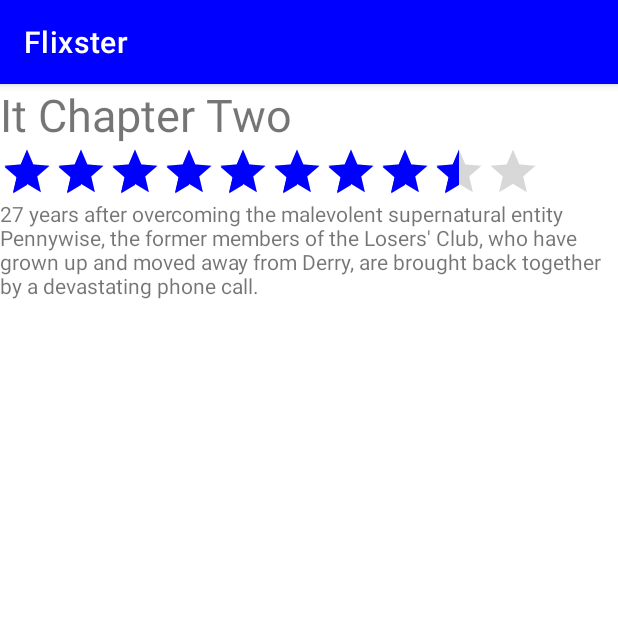
After one commit to NoSoyTuMadre/Flixster, an Android app: the DetailActivity screen opened directly, with no data from a screen before it, on a phone screen of 412 x 824 dp, the top half of it. The commit adds this screen. Run offline under Robolectric (Android 15) with nearby library versions, the phone set to English and light mode, and no system bars.

```diff
--- a/app/src/main/AndroidManifest.xml
+++ b/app/src/main/AndroidManifest.xml
@@ -11,6 +11,7 @@
         android:roundIcon="@drawable/ic_flixster"
         android:supportsRtl="true"
         android:theme="@style/Theme.Flixster">
+        <activity android:name=".DetailActivity"></activity>
         <activity android:name=".MainActivity">
             <intent-filter>
                 <action android:name="android.intent.action.MAIN" />
--- /dev/null
+++ b/app/src/main/java/com/codepath/tonifields/flixster/DetailActivity.java
@@ -0,0 +1,28 @@
+package com.codepath.tonifields.flixster;
+
+import androidx.appcompat.app.AppCompatActivity;
+
+import android.os.Bundle;
+import android.widget.RatingBar;
+import android.widget.TextView;
+
+public class DetailActivity extends AppCompatActivity {
+
+    TextView tvTitle;
+    TextView tvOverview;
+    RatingBar ratingBar;
+
+    @Override
+    protected void onCreate(Bundle savedInstanceState) {
+        super.onCreate(savedInstanceState);
+        setContentView(R.layout.activity_detail);
+
+        tvTitle = findViewById(R.id.tvTitle);
+        tvOverview = findViewById(R.id.tvOverview);
+        ratingBar = findViewById(R.id.ratingBar);
+
+        String title = getIntent().getStringExtra("title");
+        String overview = getIntent().getStringExtra("overview");
+        String rating = getIntent().getStringExtra("rating");
+    }
+}
--- a/app/src/main/java/com/codepath/tonifields/flixster/models/Movie.java
+++ b/app/src/main/java/com/codepath/tonifields/flixster/models/Movie.java
@@ -17,6 +17,7 @@ public class Movie {
     String title;
     String overview;
     String basePath;
+    float rating;
     String posterSize = "w342";
     String landscapePosterSize = "w1280";
 
@@ -25,6 +26,7 @@ public class Movie {
         this.posterPath = jsonObject.getString("poster_path");
         this.title = jsonObject.getString("title");
         this.overview = jsonObject.getString("overview");
+        this.rating = Float.parseFloat(jsonObject.getString("vote_average"));
     }
 
     public Movie(@NonNull JSONObject jsonObject, @NonNull Object object2) throws JSONException {
@@ -34,6 +36,7 @@ public class Movie {
         this.overview = jsonObject.getString("overview");
         String str = object2.toString();
         this.basePath = str.substring(0, 4) + 's' + str.substring(4);
+        this.rating = Float.parseFloat(jsonObject.getString("vote_average"));
     }
 
     public static List<Movie> fromJsonArray(@NonNull JSONArray movieJsonArray, @NonNull JSONObject posterJsonObject) throws JSONException {
@@ -69,4 +72,6 @@ public class Movie {
     public String getLandscapePosterSize() {
         return landscapePosterSize;
     }
+
+    public float getRating() { return rating; }
 }
--- /dev/null
+++ b/app/src/main/res/layout/activity_detail.xml
@@ -0,0 +1,31 @@
+<?xml version="1.0" encoding="utf-8"?>
+<LinearLayout xmlns:android="http://schemas.android.com/apk/res/android"
+    xmlns:app="http://schemas.android.com/apk/res-auto"
+    xmlns:tools="http://schemas.android.com/tools"
+    android:layout_width="match_parent"
+    android:layout_height="match_parent"
+    tools:context=".DetailActivity"
+    android:orientation="vertical">
+
+    <TextView
+        android:id="@+id/tvTitle"
+        android:layout_width="match_parent"
+        android:layout_height="wrap_content"
+        android:text="@string/it_chapter_two"
+        android:textSize="30sp" />
+
+    <RatingBar
+        android:id="@+id/ratingBar"
+        style="@style/Widget.AppCompat.RatingBar.Indicator"
+        android:layout_width="wrap_content"
+        android:layout_height="wrap_content"
+        android:isIndicator="true"
+        android:numStars="10"
+        android:rating="8.5" />
+
+    <TextView
+        android:id="@+id/tvOverview"
+        android:layout_width="match_parent"
+        android:layout_height="wrap_content"
+        android:text="@string/_27_years_after_overcoming_the_malevolent_supernatural_entity_pennywise_the_former_members_of_the_losers_club_who_have_grown_up_and_moved_away_from_derry_are_brought_back_together_by_a_devastating_phone_call" />
+</LinearLayout>
--- a/app/src/main/res/layout/item_movie.xml
+++ b/app/src/main/res/layout/item_movie.xml
@@ -2,6 +2,7 @@
 <RelativeLayout xmlns:android="http://schemas.android.com/apk/res/android"
     xmlns:app="http://schemas.android.com/apk/res-auto"
     xmlns:tools="http://schemas.android.com/tools"
+    android:id="@+id/container"
     android:layout_width="match_parent"
     android:layout_height="163dp">
 
--- a/app/src/main/res/values/strings.xml
+++ b/app/src/main/res/values/strings.xml
@@ -2,4 +2,6 @@
     <string name="app_name">Flixster</string>
     <string name="poster_image">Poster_Image</string>
     <string name="todo">TODO</string>
+    <string name="it_chapter_two">It Chapter Two</string>
+    <string name="_27_years_after_overcoming_the_malevolent_supernatural_entity_pennywise_the_former_members_of_the_losers_club_who_have_grown_up_and_moved_away_from_derry_are_brought_back_together_by_a_devastating_phone_call">27 years after overcoming the malevolent supernatural entity Pennywise, the former members of the Losers\' Club, who have grown up and moved away from Derry, are brought back together by a devastating phone call.</string>
 </resources>
```
Also changed, not shown: app/src/main/java/com/codepath/tonifields/flixster/adapters/MovieAdapter.java (+18 -10 lines), app/src/main/res/layout-land/item_movie.xml (+4 -3 lines).
